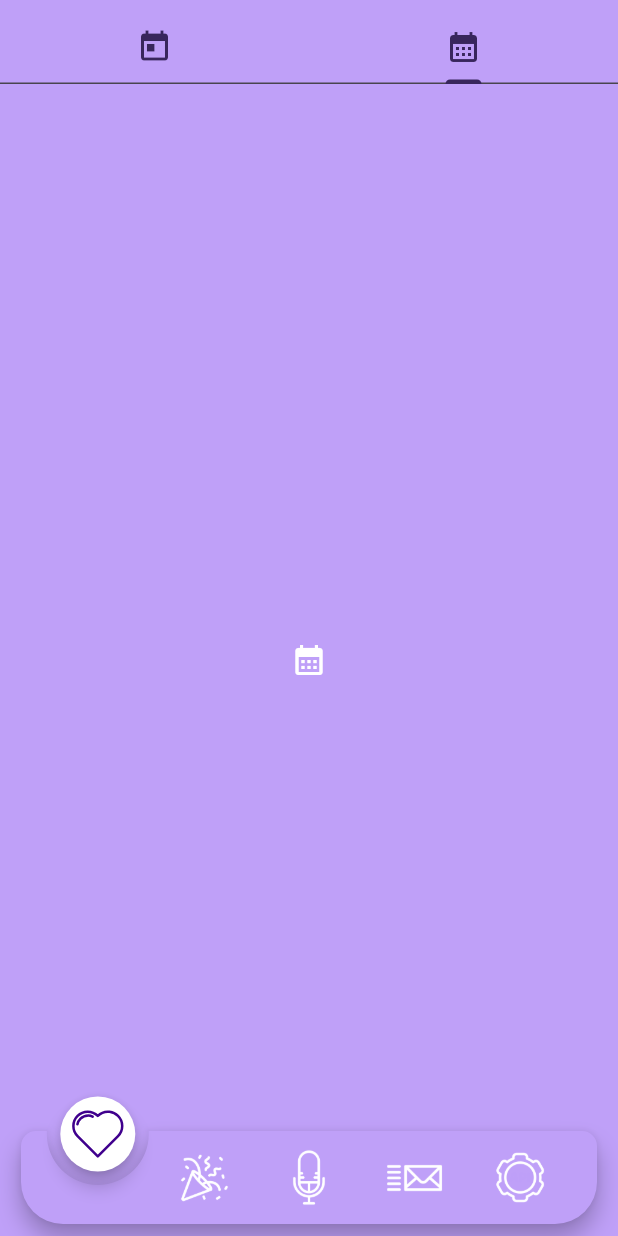
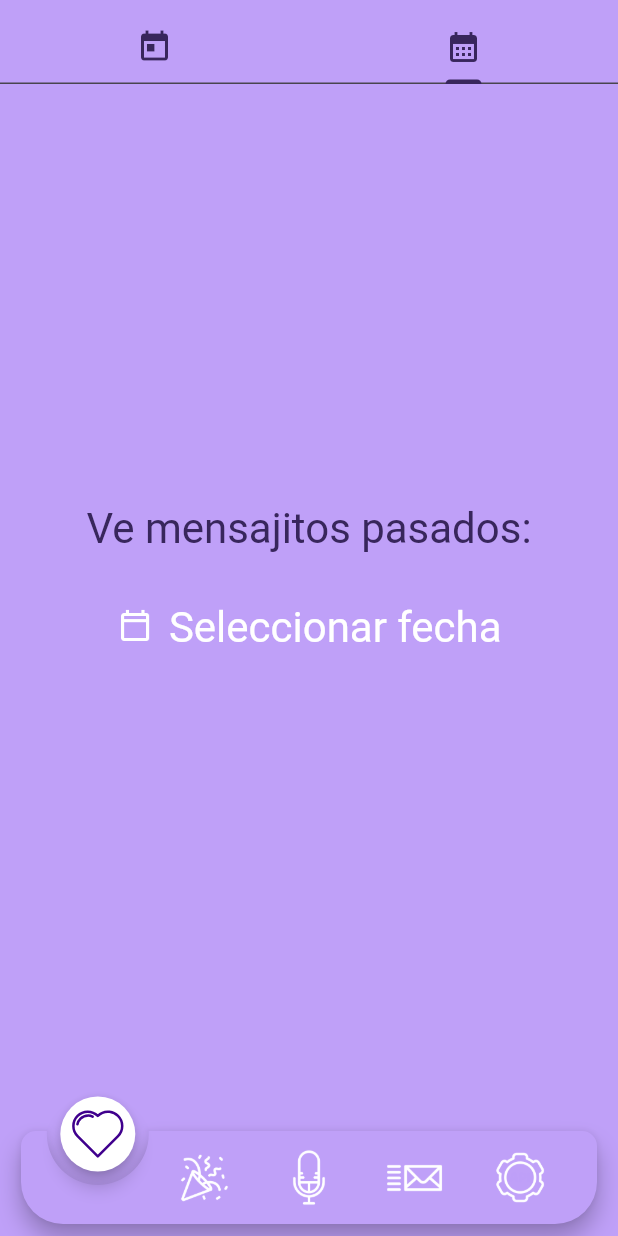
Before and after one commit to brunoanc/love, a Flutter app: the screen it shows after launch, tab 2 chosen, on a phone screen of 412 x 824 dp. Run offline on Flutter 3.47's test engine with Material 3 defaults, Android fonts, the phone set to English and light mode, and no system bars; drawn by our look-alikes of animated_notch_bottom_bar; our stand-ins replace after_layout, firebase_core, firebase_messaging, lottie, shared_preferences, smooth_page_indicator; accounts and stored records are empty; generated files the repository leaves out were written again.

Commit message:
Add calendar

```diff
--- a/lib/pages/frases.dart
+++ b/lib/pages/frases.dart
@@ -1,11 +1,22 @@
 import 'package:flutter/material.dart';
 import 'frases_tabs/frases_daily.dart';
+import 'frases_tabs/frases_past.dart';
 
-class Frases extends StatelessWidget {
+class Frases extends StatefulWidget {
   const Frases({super.key});
 
   @override
+  State<Frases> createState() => _FrasesState();
+}
+
+class _FrasesState extends State<Frases> with AutomaticKeepAliveClientMixin {
+  @override
+  bool wantKeepAlive = true;
+
+  @override
   Widget build(BuildContext context) {
+    super.build(context);
+
     final ThemeData theme = Theme.of(context);
 
     return DefaultTabController(
@@ -28,7 +39,7 @@ class Frases extends StatelessWidget {
         body: const TabBarView(
           children: [
             FrasesDaily(),
-            Icon(Icons.calendar_month),
+            FrasesPast(),
           ],
         ),
       ),
--- /dev/null
+++ b/lib/pages/frases_tabs/frases_past.dart
@@ -0,0 +1,147 @@
+import 'package:flutter/cupertino.dart';
+import 'package:flutter/material.dart';
+
+class FrasesPast extends StatelessWidget {
+  const FrasesPast({super.key});
+
+  @override
+  Widget build(BuildContext context) {
+    final ThemeData theme = Theme.of(context);
+
+    return Scaffold(
+      body: Center(
+        child: Column(
+          mainAxisAlignment: MainAxisAlignment.center,
+          children: [
+            Text(
+              'Ve mensajitos pasados:',
+              style: theme.textTheme.headlineMedium!.copyWith(
+                color: theme.colorScheme.onPrimary,
+              ),
+              textAlign: TextAlign.center,
+            ),
+
+            const SizedBox(height: 10),
+
+            CupertinoButton(
+              padding: const EdgeInsets.fromLTRB(35, 20, 35, 20),
+              borderRadius: const BorderRadius.all(Radius.elliptical(100, 100)),
+              color: theme.colorScheme.surface,
+              onPressed: () {
+                Future.delayed(const Duration(milliseconds: 20), () {
+                  /*showDatePicker(
+                    context: context,
+                    firstDate: DateTime(2024, 1, 23),
+                    lastDate: DateTime.now(),
+                  ).then((date) {
+                    if (date != null) {
+                      ScaffoldMessenger.of(context).showSnackBar(SnackBar(
+                        content: Text(
+                            'Selected: ${date.day}/${date.month}/${date.year}'),
+                      ));
+                    }
+                  });*/
+                  showGeneralDialog<DateTime>(
+                    context: context,
+                    pageBuilder: (context, anim1, anim2) {
+                      return Theme(
+                        data: Theme.of(context).copyWith(
+                          datePickerTheme: DatePickerThemeData(
+                            cancelButtonStyle: ElevatedButton.styleFrom(foregroundColor: Colors.white),
+                            confirmButtonStyle: ElevatedButton.styleFrom(foregroundColor: Colors.white),
+                            headerForegroundColor: Colors.white,
+                            dividerColor: Colors.deepPurple.shade100,
+                            weekdayStyle: TextStyle(color: Colors.deepPurple.shade500, fontWeight: FontWeight.w900),
+                            yearBackgroundColor: MaterialStateColor.resolveWith((states) {
+                              if (states.contains(MaterialState.selected)) {
+                                return Colors.deepPurple.shade500;
+                              }
+                              return Colors.transparent;
+                            }),
+                            yearForegroundColor: MaterialStateColor.resolveWith((states) {
+                              if  (states.contains(MaterialState.disabled)) {
+                                return Colors.white.withAlpha(101);
+                              }
+
+                              return Colors.white;
+                            }),
+                            dayBackgroundColor: MaterialStateColor.resolveWith((states) {
+                              if (states.contains(MaterialState.selected)) {
+                                return Colors.deepPurple.shade500;
+                              }
+                              return Colors.transparent;
+                            }),
+                            dayForegroundColor: MaterialStateColor.resolveWith((states) {
+                              if  (states.contains(MaterialState.disabled)) {
+                                return Colors.white.withAlpha(101);
+                              }
+
+                              return Colors.white;
+                            }),
+                            todayForegroundColor: MaterialStateProperty.all(const Color(0xff3f008d)),
+                            todayBackgroundColor: MaterialStateColor.resolveWith((states) {
+                              if (states.contains(MaterialState.selected)) {
+                                return Colors.white;
+                              }
+                              return Colors.transparent;
+                            }),
+                          ),
+                          colorScheme: Theme.of(context).colorScheme.copyWith(
+                            onSurface: const Color.fromARGB(255, 128, 78, 216),
+
+                          ),
+                        ),
+
+                        child: DatePickerDialog(
+                          initialDate: DateTime.now().subtract(const Duration(days: 1)),
+                          firstDate:	DateTime(2023, 1, 20),
+                          lastDate: DateTime.now().subtract(const Duration(days: 1)),
+                          initialEntryMode: DatePickerEntryMode.calendarOnly,
+
+                        ),
+                      );
+                    },
+                    transitionBuilder: (context, anim1, anim2, child) {
+                      return FadeTransition(
+                        opacity: anim1.drive(
+                          Tween(
+                            begin: 0,
+                            end: 1,
+                          ),
+                        ),
+                        child: child,
+                      );
+                    },
+                    transitionDuration: const Duration(milliseconds: 300),
+                    barrierDismissible: true,
+                    barrierLabel: '',
+                  );
+                });
+              },
+              child: FittedBox(
+                child: Row(
+                  mainAxisAlignment: MainAxisAlignment.start,
+                  children: [
+                    Image.asset(
+                      width: 25,
+                      height: 25,
+                      'assets/icons/calendar.png'
+                    ),
+                    const SizedBox(width: 10),
+                    Text(
+                      "Seleccionar fecha",
+                      style: theme.textTheme.headlineMedium,
+                      textAlign: TextAlign.center,
+                    ),
+                  ],
+                ),
+              ),
+            ),
+
+            const SizedBox(height: 90),
+          ],
+        ),
+      ),
+    );
+  }
+}
```
Also changed, not shown: lib/pages/frases_tabs/frases_daily.dart (+5 -4 lines), assets/icons/calendar.png (added).
